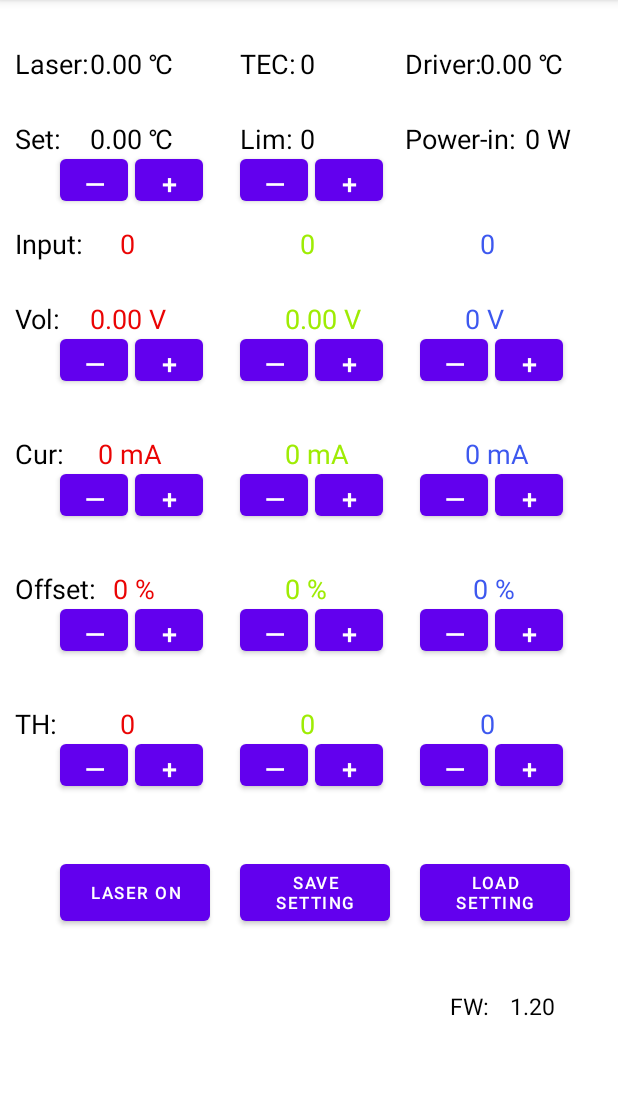
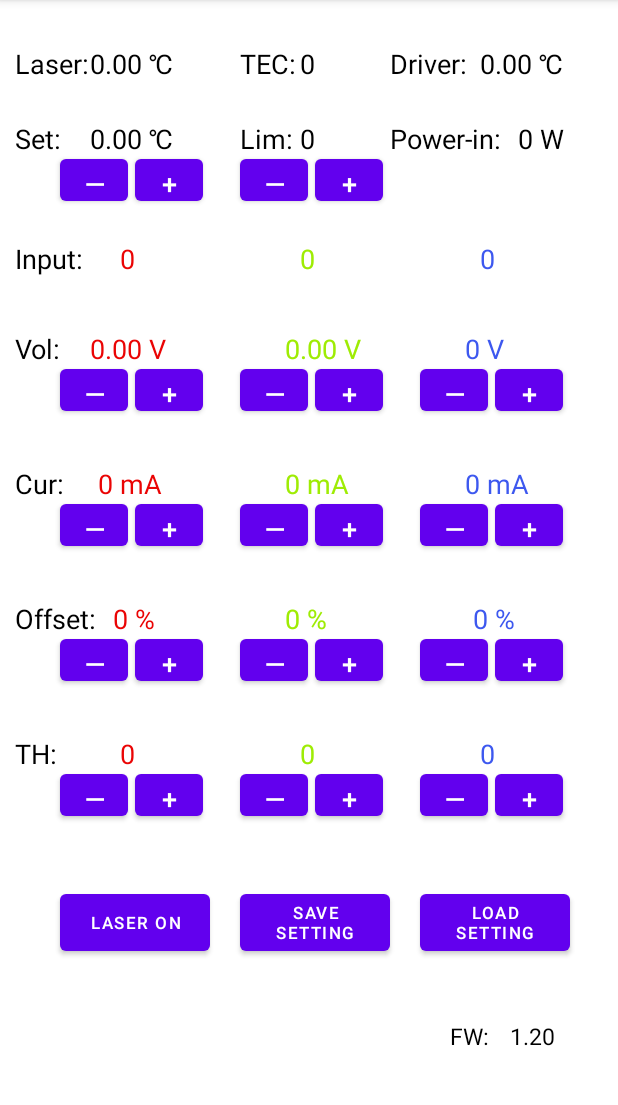
Before and after one commit to PengJay/DT20W, an Android app: the screen it shows after launch (MainActivity), on a phone screen of 412 x 824 dp, the part 84-1189 px from its top. Run offline under Robolectric (Android 15) with nearby library versions, the phone set to English and light mode, and no system bars.

Commit message:
调整ui

```diff
--- a/app/src/main/java/com/polarbear/dt20w/BLESPPUtils.java
+++ b/app/src/main/java/com/polarbear/dt20w/BLESPPUtils.java
@@ -1,5 +1,13 @@
 package com.polarbear.dt20w;
 
+import static android.Manifest.permission.ACCESS_COARSE_LOCATION;
+import static android.Manifest.permission.ACCESS_FINE_LOCATION;
+import static android.Manifest.permission.ACCESS_WIFI_STATE;
+import static android.Manifest.permission.BLUETOOTH_CONNECT;
+
+import static androidx.core.app.ActivityCompat.requestPermissions;
+
+import android.app.Activity;
 import android.bluetooth.BluetoothAdapter;
 import android.bluetooth.BluetoothDevice;
 import android.bluetooth.BluetoothSocket;
@@ -9,9 +17,11 @@ import android.content.Intent;
 import android.content.IntentFilter;
 import android.content.pm.PackageManager;
 import android.os.AsyncTask;
+import android.os.Build;
 import android.util.Log;
 
 import androidx.core.app.ActivityCompat;
+import androidx.core.content.ContextCompat;
 
 import java.io.IOException;
 import java.io.InputStream;
@@ -33,6 +43,8 @@ class BLESPPUtils {
     private BluetoothAdapter mBluetoothAdapter = BluetoothAdapter.getDefaultAdapter();
     private OnBluetoothAction mOnBluetoothAction;
     private ConnectTask mConnectTask = new ConnectTask();
+
+    private static Activity activity;
 
     /**
      * 搜索到新设备广播广播接收器
@@ -75,13 +87,12 @@ class BLESPPUtils {
         protected Void doInBackground(String... bluetoothDevicesMac) {
             // 记录标志位，开始运行
             isRunning = true;
-
             // 尝试获取 bluetoothSocket
             try {
                 UUID SPP_UUID = UUID.fromString("00001101-0000-1000-8000-00805F9B34FB");
                 romoteDevice = bluetoothAdapter.getRemoteDevice(bluetoothDevicesMac[0]);
                 if (ActivityCompat.checkSelfPermission(mContext, android.Manifest.permission.BLUETOOTH_CONNECT) != PackageManager.PERMISSION_GRANTED) {
-
+                    requestBluetoothPermission();
                 }
                 bluetoothSocket = romoteDevice.createRfcommSocketToServiceRecord(SPP_UUID);
             } catch (Exception e) {
@@ -256,7 +267,8 @@ class BLESPPUtils {
      * @param context 上下文
      * @param onBluetoothAction 蓝牙状态改变回调
      */
-    BLESPPUtils(Context context, OnBluetoothAction onBluetoothAction) {
+    BLESPPUtils(Context context, OnBluetoothAction onBluetoothAction, Activity mainActivity) {
+        activity = mainActivity;
         mContext = context;
         mOnBluetoothAction = onBluetoothAction;
     }
@@ -283,6 +295,14 @@ class BLESPPUtils {
             mContext.unregisterReceiver(mFinishFoundReceiver);
         } catch (Exception e) {
             e.printStackTrace();
+        }
+    }
+
+    private static void requestBluetoothPermission() {
+        if (Build.VERSION.SDK_INT >= Build.VERSION_CODES.S) {
+            if (ActivityCompat.checkSelfPermission(mContext, android.Manifest.permission.BLUETOOTH_CONNECT) != PackageManager.PERMISSION_GRANTED) {
+                requestPermissions(activity, new String[]{android.Manifest.permission.BLUETOOTH_CONNECT}, 1);
+            }
         }
     }
 
--- a/app/src/main/java/com/polarbear/dt20w/MainActivity.java
+++ b/app/src/main/java/com/polarbear/dt20w/MainActivity.java
@@ -60,7 +60,7 @@ public class MainActivity extends AppCompatActivity implements BLESPPUtils.OnBlu
         // 调用方法来设置按钮点击事件
         setupButtonClickEvents();
 
-        mBLESPPUtils = new BLESPPUtils(this, this);
+        mBLESPPUtils = new BLESPPUtils(this, this,this);
         mBLESPPUtils.enableBluetooth();
         mBLESPPUtils.setStopString("01");
         if (!mBLESPPUtils.isBluetoothEnable()) mBLESPPUtils.enableBluetooth();
@@ -134,15 +134,14 @@ public class MainActivity extends AppCompatActivity implements BLESPPUtils.OnBlu
 
     private void initPermissions() {
         if (ContextCompat.checkSelfPermission(this, "android.permission-group.LOCATION") != 0) {
-            ActivityCompat.requestPermissions(
-                    this,
-                    new String[]{
+            requestPermissions(new String[]{
                             ACCESS_FINE_LOCATION,
                             ACCESS_COARSE_LOCATION,
-                            ACCESS_WIFI_STATE,
-                            BLUETOOTH_CONNECT},
+                            ACCESS_WIFI_STATE
+                    },
                     1
             );
+
         }
     }
 
--- a/app/src/main/res/layout/activity_main.xml
+++ b/app/src/main/res/layout/activity_main.xml
@@ -49,7 +49,7 @@
 
     <TextView
         android:id="@+id/driver"
-        android:layout_marginStart="270dp"
+        android:layout_marginStart="260dp"
         android:layout_marginTop="30dp"
         android:layout_width="wrap_content"
         android:layout_height="wrap_content"
@@ -151,7 +151,7 @@
 
     <TextView
         android:id="@+id/powerIn"
-        android:layout_marginStart="270dp"
+        android:layout_marginStart="260dp"
         android:layout_marginTop="80dp"
         android:layout_width="wrap_content"
         android:layout_height="wrap_content"
@@ -160,7 +160,7 @@
         android:textColor="@color/black"/>
     <TextView
         android:id="@+id/powerInData"
-        android:layout_marginStart="350dp"
+        android:layout_marginStart="345dp"
         android:layout_marginTop="80dp"
         android:layout_width="wrap_content"
         android:layout_height="wrap_content"
@@ -173,7 +173,7 @@
     <TextView
         android:id="@+id/input"
         android:layout_marginStart="10dp"
-        android:layout_marginTop="150dp"
+        android:layout_marginTop="160dp"
         android:layout_width="wrap_content"
         android:layout_height="wrap_content"
         android:text="Input:"
@@ -182,7 +182,7 @@
     <TextView
         android:id="@+id/inputRed"
         android:layout_marginStart="80dp"
-        android:layout_marginTop="150dp"
+        android:layout_marginTop="160dp"
         android:layout_width="wrap_content"
         android:layout_height="wrap_content"
         android:text="0"
@@ -193,7 +193,7 @@
     <TextView
         android:id="@+id/inputGreen"
         android:layout_marginStart="200dp"
-        android:layout_marginTop="150dp"
+        android:layout_marginTop="160dp"
         android:layout_width="wrap_content"
         android:layout_height="wrap_content"
         android:text="0"
@@ -203,7 +203,7 @@
     <TextView
         android:id="@+id/inputBlue"
         android:layout_marginStart="320dp"
-        android:layout_marginTop="150dp"
+        android:layout_marginTop="160dp"
         android:layout_width="wrap_content"
         android:layout_height="wrap_content"
         android:text="0"
@@ -215,7 +215,7 @@
     <TextView
         android:id="@+id/voltageRed"
         android:layout_marginStart="10dp"
-        android:layout_marginTop="200dp"
+        android:layout_marginTop="220dp"
         android:layout_width="wrap_content"
         android:layout_height="wrap_content"
         android:text="Vol:"
@@ -224,7 +224,7 @@
     <TextView
         android:id="@+id/voltageRedData"
         android:layout_marginStart="60dp"
-        android:layout_marginTop="200dp"
+        android:layout_marginTop="220dp"
         android:layout_width="wrap_content"
         android:layout_height="wrap_content"
         android:text="0.00 V"
@@ -237,7 +237,7 @@
         android:layout_width="45dp"
         android:layout_height="40dp"
         android:layout_marginStart="40dp"
-        android:layout_marginTop="220dp"
+        android:layout_marginTop="240dp"
         android:text="——"
         android:textColor="#FFFFFF"
         android:textSize="18sp" />
@@ -247,7 +247,7 @@
         android:layout_width="45dp"
         android:layout_height="40dp"
         android:layout_marginStart="90dp"
-        android:layout_marginTop="220dp"
+        android:layout_marginTop="240dp"
         android:text="+"
         android:textColor="#FFFFFF"
         android:textSize="18sp" />
@@ -264,7 +264,7 @@
     <TextView
         android:id="@+id/voltageGreenData"
         android:layout_marginStart="190dp"
-        android:layout_marginTop="200dp"
+        android:layout_marginTop="220dp"
         android:layout_width="wrap_content"
         android:layout_height="wrap_content"
         android:text="0.00 V"
@@ -278,7 +278,7 @@
         android:layout_width="45dp"
         android:layout_height="40dp"
         android:layout_marginStart="160dp"
-        android:layout_marginTop="220dp"
+        android:layout_marginTop="240dp"
         android:text="——"
         android:textColor="#FFFFFF"
         android:textSize="18sp" />
@@ -288,7 +288,7 @@
         android:layout_width="45dp"
         android:layout_height="40dp"
         android:layout_marginStart="210dp"
-        android:layout_marginTop="220dp"
+        android:layout_marginTop="240dp"
         android:text="+"
         android:textColor="#FFFFFF"
         android:textSize="18sp" />
@@ -305,7 +305,7 @@
     <TextView
         android:id="@+id/voltageBlueData"
         android:layout_marginStart="310dp"
-        android:layout_marginTop="200dp"
+        android:layout_marginTop="220dp"
         android:layout_width="wrap_content"
         android:layout_height="wrap_content"
         android:text="0 V"
@@ -318,7 +318,7 @@
         android:layout_width="45dp"
         android:layout_height="40dp"
         android:layout_marginStart="280dp"
-        android:layout_marginTop="220dp"
+        android:layout_marginTop="240dp"
         android:text="——"
         android:textColor="#FFFFFF"
         android:textSize="18sp" />
@@ -328,7 +328,7 @@
         android:layout_width="45dp"
         android:layout_height="40dp"
         android:layout_marginStart="330dp"
-        android:layout_marginTop="220dp"
+        android:layout_marginTop="240dp"
         android:text="+"
         android:textColor="#FFFFFF"
         android:textSize="18sp" />
@@ -338,7 +338,7 @@
     <TextView
         android:id="@+id/curRed"
         android:layout_marginStart="10dp"
-        android:layout_marginTop="290dp"
+        android:layout_marginTop="310dp"
         android:layout_width="wrap_content"
         android:layout_height="wrap_content"
         android:text="Cur:"
@@ -347,7 +347,7 @@
     <TextView
         android:id="@+id/curRedData"
         android:layout_marginStart="65dp"
-        android:layout_marginTop="290dp"
+        android:layout_marginTop="310dp"
         android:layout_width="wrap_content"
         android:layout_height="wrap_content"
         android:text="0 mA"
@@ -360,7 +360,7 @@
         android:layout_width="45dp"
         android:layout_height="40dp"
         android:layout_marginStart="40dp"
-        android:layout_marginTop="310dp"
+        android:layout_marginTop="330dp"
         android:text="——"
         android:textColor="#FFFFFF"
         android:textSize="18sp" />
@@ -370,7 +370,7 @@
         android:layout_width="45dp"
         android:layout_height="40dp"
         android:layout_marginStart="90dp"
-        android:layout_marginTop="310dp"
+        android:layout_marginTop="330dp"
         android:text="+"
         android:textColor="#FFFFFF"
         android:textSize="18sp" />
@@ -387,7 +387,7 @@
     <TextView
         android:id="@+id/curGreenData"
         android:layout_marginStart="190dp"
-        android:layout_marginTop="290dp"
+        android:layout_marginTop="310dp"
         android:layout_width="wrap_content"
         android:layout_height="wrap_content"
         android:text="0 mA"
@@ -401,7 +401,7 @@
         android:layout_width="45dp"
         android:layout_height="40dp"
         android:layout_marginStart="160dp"
-        android:layout_marginTop="310dp"
+        android:layout_marginTop="330dp"
         android:text="——"
         android:textColor="#FFFFFF"
         android:textSize="18sp" />
@@ -411,7 +411,7 @@
         android:layout_width="45dp"
         android:layout_height="40dp"
         android:layout_marginStart="210dp"
-        android:layout_marginTop="310dp"
+        android:layout_marginTop="330dp"
         android:text="+"
         android:textColor="#FFFFFF"
         android:textSize="18sp" />
@@ -428,7 +428,7 @@
     <TextView
         android:id="@+id/curBlueData"
         android:layout_marginStart="310dp"
-        android:layout_marginTop="290dp"
+        android:layout_marginTop="310dp"
         android:layout_width="wrap_content"
         android:layout_height="wrap_content"
         android:text="0 mA"
@@ -441,7 +441,7 @@
         android:layout_width="45dp"
         android:layout_height="40dp"
         android:layout_marginStart="280dp"
-        android:layout_marginTop="310dp"
+        android:layout_marginTop="330dp"
         android:text="——"
         android:textColor="#FFFFFF"
         android:textSize="18sp" />
@@ -451,7 +451,7 @@
         android:layout_width="45dp"
         android:layout_height="40dp"
         android:layout_marginStart="330dp"
-        android:layout_marginTop="310dp"
+        android:layout_marginTop="330dp"
         android:text="+"
         android:textColor="#FFFFFF"
         android:textSize="18sp" />
@@ -461,7 +461,7 @@
     <TextView
         android:id="@+id/offsetRed"
         android:layout_marginStart="10dp"
-        android:layout_marginTop="380dp"
+        android:layout_marginTop="400dp"
         android:layout_width="wrap_content"
         android:layout_height="wrap_content"
         android:text="Offset:"
@@ -470,7 +470,7 @@
     <TextView
         android:id="@+id/offsetRedData"
         android:layout_marginStart="75dp"
-        android:layout_marginTop="380dp"
+        android:layout_marginTop="400dp"
         android:layout_width="wrap_content"
         android:layout_height="wrap_content"
         android:text="0 %"
@@ -483,7 +483,7 @@
         android:layout_width="45dp"
         android:layout_height="40dp"
         android:layout_marginStart="40dp"
-        android:layout_marginTop="400dp"
+        android:layout_marginTop="420dp"
         android:text="——"
         android:textColor="#FFFFFF"
         android:textSize="18sp" />
@@ -493,7 +493,7 @@
         android:layout_width="45dp"
         android:layout_height="40dp"
         android:layout_marginStart="90dp"
-        android:layout_marginTop="400dp"
+        android:layout_marginTop="420dp"
         android:text="+"
         android:textColor="#FFFFFF"
         android:textSize="18sp" />
@@ -513,7 +513,7 @@
         android:layout_width="wrap_content"
         android:layout_height="wrap_content"
         android:layout_marginStart="190dp"
-        android:layout_marginTop="380dp"
+        android:layout_marginTop="400dp"
         android:background="@color/brown"
         android:text="0 %"
         android:textColor="@color/green"
@@ -525,7 +525,7 @@
         android:layout_width="45dp"
         android:layout_height="40dp"
         android:layout_marginStart="160dp"
-        android:layout_marginTop="400dp"
+        android:layout_marginTop="420dp"
         android:text="——"
         android:textColor="#FFFFFF"
         android:textSize="18sp" />
@@ -535,7 +535,7 @@
         android:layout_width="45dp"
         android:layout_height="40dp"
         android:layout_marginStart="210dp"
-        android:layout_marginTop="400dp"
+        android:layout_marginTop="420dp"
         android:text="+"
         android:textColor="#FFFFFF"
         android:textSize="18sp" />
@@ -552,7 +552,7 @@
     <TextView
         android:id="@+id/offsetBlueData"
         android:layout_marginStart="315dp"
-        android:layout_marginTop="380dp"
+        android:layout_marginTop="400dp"
         android:layout_width="wrap_content"
         android:layout_height="wrap_content"
         android:text="0 %"
@@ -565,7 +565,7 @@
         android:layout_width="45dp"
         android:layout_height="40dp"
         android:layout_marginStart="280dp"
-        android:layout_marginTop="400dp"
+        android:layout_marginTop="420dp"
         android:text="——"
         android:textColor="#FFFFFF"
         android:textSize="18sp" />
@@ -575,7 +575,7 @@
         android:layout_width="45dp"
         android:layout_height="40dp"
         android:layout_marginStart="330dp"
-        android:layout_marginTop="400dp"
+        android:layout_marginTop="420dp"
         android:text="+"
         android:textColor="#FFFFFF"
         android:textSize="18sp" />
@@ -585,7 +585,7 @@
     <TextView
         android:id="@+id/th"
         android:layout_marginStart="10dp"
-        android:layout_marginTop="470dp"
+        android:layout_marginTop="490dp"
         android:layout_width="wrap_content"
         android:layout_height="wrap_content"
         android:text="TH:"
@@ -594,7 +594,7 @@
     <TextView
         android:id="@+id/thRedData"
         android:layout_marginStart="80dp"
-        android:layout_marginTop="470dp"
+        android:layout_marginTop="490dp"
         android:layout_width="wrap_content"
         android:layout_height="wrap_content"
         android:text="0"
@@ -607,7 +607,7 @@
         android:layout_width="45dp"
         android:layout_height="40dp"
         android:layout_marginStart="40dp"
-        android:layout_marginTop="490dp"
+        android:layout_marginTop="510dp"
         android:text="——"
         android:textColor="#FFFFFF"
         android:textSize="18sp" />
@@ -617,7 +617,7 @@
         android:layout_width="45dp"
         android:layout_height="40dp"
         android:layout_marginStart="90dp"
-        android:layout_marginTop="490dp"
+        android:layout_marginTop="510dp"
         android:text="+"
         android:textColor="#FFFFFF"
         android:textSize="18sp" />
@@ -637,7 +637,7 @@
         android:layout_width="wrap_content"
         android:layout_height="wrap_content"
         android:layout_marginStart="200dp"
-        android:layout_marginTop="470dp"
+        android:layout_marginTop="490dp"
         android:background="@color/brown"
         android:text="0"
         android:textColor="@color/green"
@@ -649,7 +649,7 @@
         android:layout_width="45dp"
         android:layout_height="40dp"
         android:layout_marginStart="160dp"
-        android:layout_marginTop="490dp"
+        android:layout_marginTop="510dp"
         android:text="——"
         android:textColor="#FFFFFF"
         android:textSize="18sp" />
@@ -659,7 +659,7 @@
         android:layout_width="45dp"
         android:layout_height="40dp"
         android:layout_marginStart="210dp"
-        android:layout_marginTop="490dp"
+        android:layout_marginTop="510dp"
         android:text="+"
         android:textColor="#FFFFFF"
         android:textSize="18sp" />
@@ -676,7 +676,7 @@
     <TextView
         android:id="@+id/thBlueData"
         android:layout_marginStart="320dp"
-        android:layout_marginTop="470dp"
+        android:layout_marginTop="490dp"
         android:layout_width="wrap_content"
         android:layout_height="wrap_content"
         android:text="0"
@@ -689,7 +689,7 @@
         android:layout_width="45dp"
         android:layout_height="40dp"
         android:layout_marginStart="280dp"
-        android:layout_marginTop="490dp"
+        android:layout_marginTop="510dp"
         android:text="——"
         android:textColor="#FFFFFF"
         android:textSize="18sp" />
@@ -699,7 +699,7 @@
         android:layout_width="45dp"
         android:layout_height="40dp"
         android:layout_marginStart="330dp"
-        android:layout_marginTop="490dp"
+        android:layout_marginTop="510dp"
         android:text="+"
         android:textColor="#FFFFFF"
         android:textSize="18sp" />
@@ -709,7 +709,7 @@
         android:layout_width="100dp"
         android:layout_height="50dp"
         android:layout_marginStart="40dp"
-        android:layout_marginTop="570dp"
+        android:layout_marginTop="590dp"
         android:text="Laser On"
         android:textColor="#FFFFFF"
         android:textSize="11sp" />
@@ -719,7 +719,7 @@
         android:layout_width="100dp"
         android:layout_height="50dp"
         android:layout_marginStart="160dp"
-        android:layout_marginTop="570dp"
+        android:layout_marginTop="590dp"
         android:text="Save Setting"
         android:textColor="#FFFFFF"
         android:textSize="11sp" />
@@ -729,7 +729,7 @@
         android:layout_width="100dp"
         android:layout_height="50dp"
         android:layout_marginStart="280dp"
-        android:layout_marginTop="570dp"
+        android:layout_marginTop="590dp"
         android:text="Load Setting"
         android:textColor="#FFFFFF"
         android:textSize="11sp" />
@@ -737,7 +737,7 @@
     <TextView
         android:id="@+id/fw"
         android:layout_marginStart="300dp"
-        android:layout_marginTop="660dp"
+        android:layout_marginTop="680dp"
         android:layout_width="wrap_content"
         android:layout_height="wrap_content"
         android:text="FW:"
@@ -746,7 +746,7 @@
     <TextView
         android:id="@+id/fwData"
         android:layout_marginStart="340dp"
-        android:layout_marginTop="660dp"
+        android:layout_marginTop="680dp"
         android:layout_width="wrap_content"
         android:layout_height="wrap_content"
         android:text="1.20"
```
